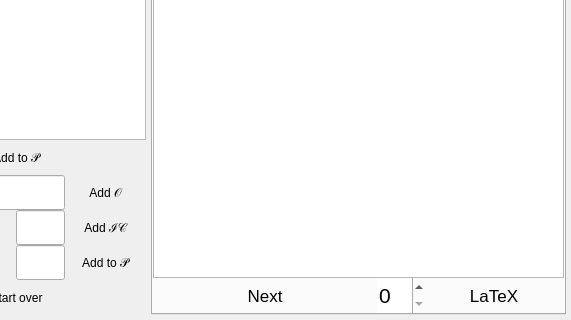
Old version of the form ui/main.ui in the repository theShirNick/WCS; both pictures show x 118 to 689 and y 100 to 420 of the 689 by 420 pixel window.
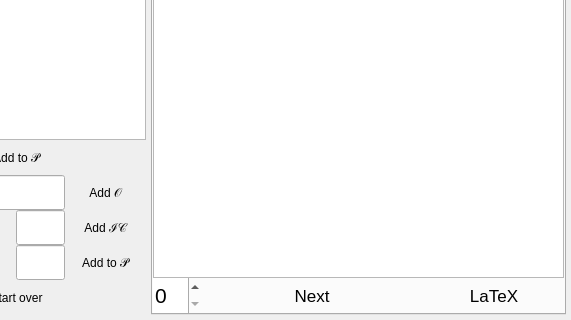
New version of the form.

Diff of the .ui file:
```diff
--- a/ui/main.ui
+++ b/ui/main.ui
@@ -712,7 +712,29 @@
          </widget>
         </item>
         <item>
-         <layout class="QHBoxLayout" name="horizontalLayout_4" stretch="8,0,5">
+         <layout class="QHBoxLayout" name="horizontalLayout_4" stretch="0,8,5">
+          <item>
+           <widget class="QSpinBox" name="spinBox">
+            <property name="sizePolicy">
+             <sizepolicy hsizetype="Minimum" vsizetype="Fixed">
+              <horstretch>0</horstretch>
+              <verstretch>0</verstretch>
+             </sizepolicy>
+            </property>
+            <property name="minimumSize">
+             <size>
+              <width>0</width>
+              <height>35</height>
+             </size>
+            </property>
+            <property name="toolTip">
+             <string/>
+            </property>
+            <property name="frame">
+             <bool>false</bool>
+            </property>
+           </widget>
+          </item>
           <item>
            <widget class="QPushButton" name="to_x_button">
             <property name="enabled">
@@ -740,28 +762,6 @@
             </property>
            </widget>
           </item>
-          <item>
-           <widget class="QSpinBox" name="spinBox">
-            <property name="sizePolicy">
-             <sizepolicy hsizetype="Minimum" vsizetype="Fixed">
-              <horstretch>0</horstretch>
-              <verstretch>0</verstretch>
-             </sizepolicy>
-            </property>
-            <property name="minimumSize">
-             <size>
-              <width>0</width>
-              <height>35</height>
-             </size>
-            </property>
-            <property name="toolTip">
-             <string/>
-            </property>
-            <property name="frame">
-             <bool>false</bool>
-            </property>
-           </widget>
-          </item>
           <item>
            <widget class="QPushButton" name="phi_latex">
             <property name="minimumSize">
```
